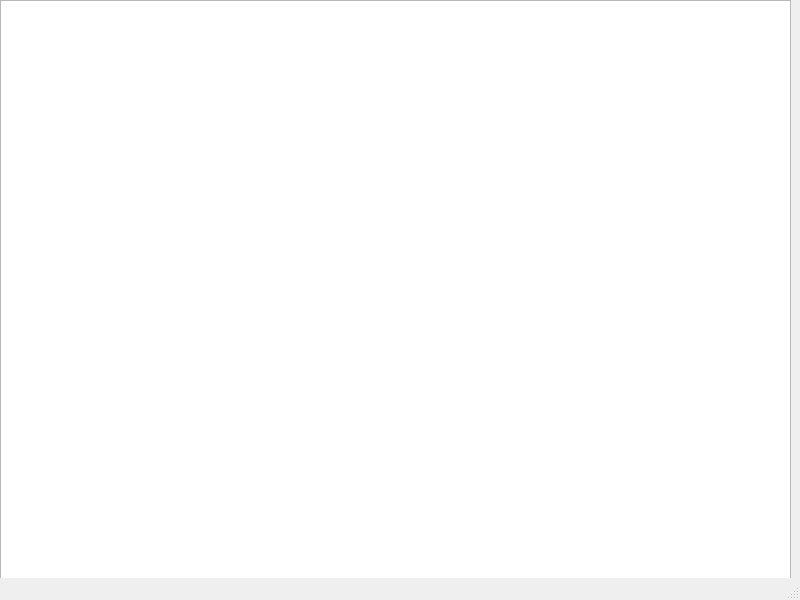
The window that main.ui (Daytly/coffee2) describes before a commit, drawn with Qt 5.
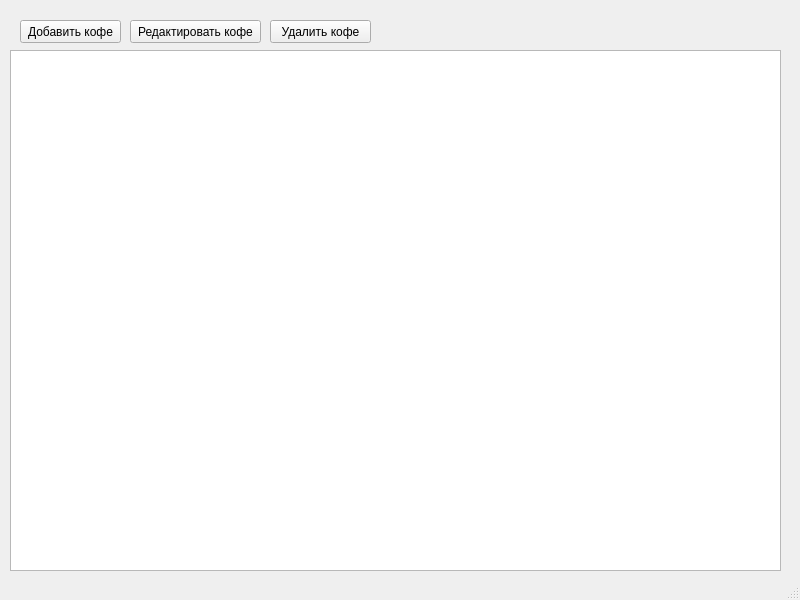
The same window after the commit.

```diff
--- a/main.ui
+++ b/main.ui
@@ -14,13 +14,52 @@
    <string>MainWindow</string>
   </property>
   <widget class="QWidget" name="centralwidget">
+   <widget class="QPushButton" name="popbtn">
+    <property name="geometry">
+     <rect>
+      <x>270</x>
+      <y>20</y>
+      <width>101</width>
+      <height>23</height>
+     </rect>
+    </property>
+    <property name="text">
+     <string>Удалить кофе</string>
+    </property>
+   </widget>
+   <widget class="QPushButton" name="editbtn">
+    <property name="geometry">
+     <rect>
+      <x>130</x>
+      <y>20</y>
+      <width>131</width>
+      <height>23</height>
+     </rect>
+    </property>
+    <property name="text">
+     <string>Редактировать кофе</string>
+    </property>
+   </widget>
+   <widget class="QPushButton" name="addbtn">
+    <property name="geometry">
+     <rect>
+      <x>20</x>
+      <y>20</y>
+      <width>101</width>
+      <height>23</height>
+     </rect>
+    </property>
+    <property name="text">
+     <string>Добавить кофе</string>
+    </property>
+   </widget>
    <widget class="QTableWidget" name="table">
     <property name="geometry">
      <rect>
-      <x>0</x>
-      <y>0</y>
-      <width>791</width>
-      <height>581</height>
+      <x>10</x>
+      <y>50</y>
+      <width>771</width>
+      <height>521</height>
      </rect>
     </property>
    </widget>
```
